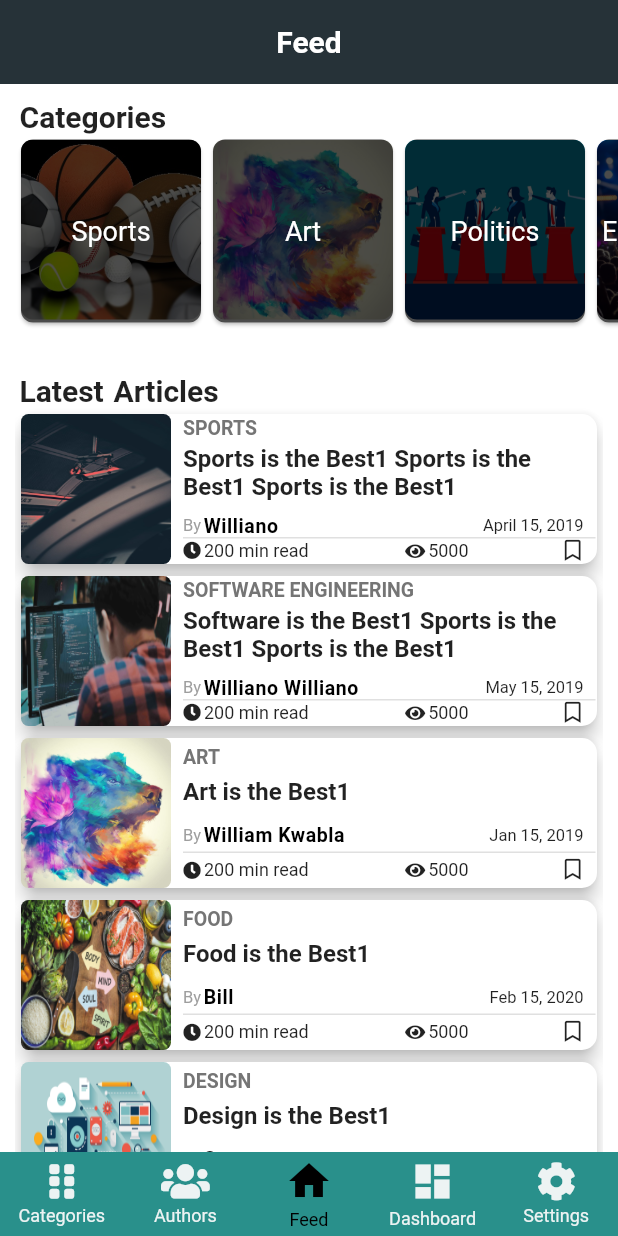
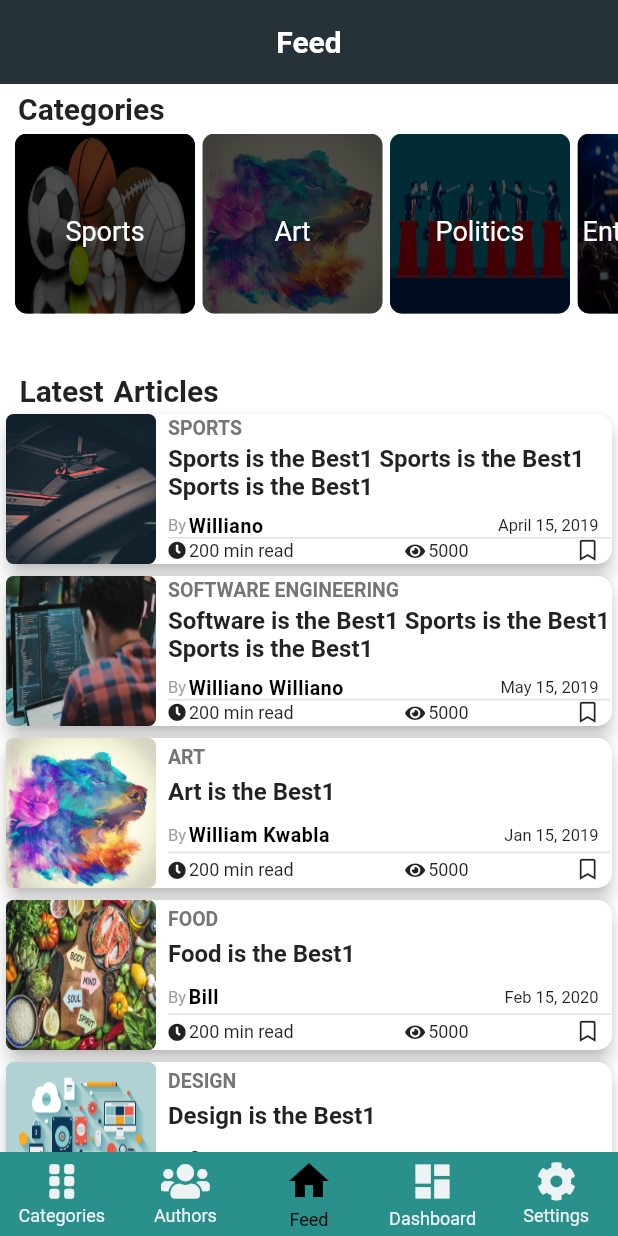
Before and after one commit to Williano/Bona-Blog-Mobile, a Flutter app: the screen it shows after launch, on a phone screen of 412 x 824 dp. Run offline on Flutter 3.47's test engine with Material 2 defaults, Android fonts, the phone set to English and light mode, and no system bars; drawn by our look-alikes of persistent_bottom_nav_bar; our stand-ins replace font_awesome_flutter; Roboto replaces fonts that are missing (Georgia, Hind).

Commit message:
Update UI

```diff
--- a/lib/screens/feed_screen.dart
+++ b/lib/screens/feed_screen.dart
@@ -27,18 +27,15 @@ class _FeedScreenState extends State<FeedScreen> {
   @override
   Widget build(BuildContext context) {
     return Scaffold(
-        backgroundColor: Theme.of(context).backgroundColor,
       appBar:
           customAppBar(context: context, showBackArrow: false, title: "Feed"),
-        body: Container(
-            color: Theme.of(context).backgroundColor,
-            child: Padding(
-              padding: const EdgeInsets.only(top: 10.0),
+      body: Padding(
+        padding: const EdgeInsets.only(top: 5.0),
         child: Column(
           crossAxisAlignment: CrossAxisAlignment.start,
           children: <Widget>[
             Padding(
-                      padding: const EdgeInsets.only(left: 13.0),
+                padding: const EdgeInsets.only(left: 12.0, bottom: 5.0),
                 child: Row(
                   children: <Widget>[
                     _customTitle(context: context, title: "Categories"),
@@ -46,9 +43,8 @@ class _FeedScreenState extends State<FeedScreen> {
                 )),
             Container(
                 height: 130.0,
-                      color: Theme.of(context).backgroundColor,
-                      child:
-                          _horizontalCategoriesListBuilder(context: context)),
+                // color: Theme.of(context).backgroundColor,
+                child: _horizontalCategoriesListBuilder(context: context)),
             SizedBox(
               height: 30.0,
             ),
@@ -56,21 +52,17 @@ class _FeedScreenState extends State<FeedScreen> {
               padding: const EdgeInsets.symmetric(horizontal: 13.0),
               child: Row(
                 children: <Widget>[
-                        _customTitle(
-                            context: context, title: "Latest Articles"),
+                  _customTitle(context: context, title: "Latest Articles"),
                 ],
               ),
             ),
             Expanded(
-                    child: Padding(
-                      padding: const EdgeInsets.only(left: 10.0, right: 10.0),
-                      child: articleListView(
-                          context: context, articles: _articles),
-                    ),
+              child: articleListView(context: context, articles: _articles),
             )
           ],
         ),
-            )));
+      ),
+    );
   }
 
   Widget _customTitle(
@@ -113,9 +105,10 @@ class _FeedScreenState extends State<FeedScreen> {
   }
 
   Widget _categoryCard({BuildContext context, int categoryIndex}) {
-    return Card(
-      shape: RoundedRectangleBorder(borderRadius: BorderRadius.circular(8.0)),
+    return Padding(
+      padding: const EdgeInsets.only(right: 5.0),
       child: Stack(
+        overflow: Overflow.clip,
         children: <Widget>[
           ClipRRect(
             borderRadius: BorderRadius.circular(8.0),
@@ -123,14 +116,15 @@ class _FeedScreenState extends State<FeedScreen> {
               height: 120.0,
               width: 120.0,
               image: AssetImage("${_categories[categoryIndex].imageURL}"),
-              fit: BoxFit.cover,
+              fit: BoxFit.fill,
             ),
           ),
           Container(
             width: 120.0,
+            height: 120.0,
             decoration: BoxDecoration(
                 borderRadius: BorderRadius.circular(8.0),
-                color: Colors.black.withOpacity(0.7)),
+                color: Theme.of(context).primaryColorDark.withOpacity(0.7)),
           ),
           Positioned(
             top: 20.0,
@@ -154,4 +148,48 @@ class _FeedScreenState extends State<FeedScreen> {
       ),
     );
   }
+
+  // Widget _categoryCard({BuildContext context, int categoryIndex}) {
+  //   return Card(
+  //     shape: RoundedRectangleBorder(borderRadius: BorderRadius.circular(8.0)),
+  //     child: Stack(
+  //       overflow: Overflow.clip,
+  //       children: <Widget>[
+  //         ClipRRect(
+  //           borderRadius: BorderRadius.circular(8.0),
+  //           child: Image(
+  //             height: 120.0,
+  //             width: 120.0,
+  //             image: AssetImage("${_categories[categoryIndex].imageURL}"),
+  //             fit: BoxFit.fill,
+  //           ),
+  //         ),
+  //         Container(
+  //           width: 120.0,
+  //           decoration: BoxDecoration(
+  //               borderRadius: BorderRadius.circular(8.0),
+  //               color: Theme.of(context).primaryColorDark.withOpacity(0.7)),
+  //         ),
+  //         Positioned(
+  //           top: 20.0,
+  //           left: 3.0,
+  //           right: 3.0,
+  //           bottom: 20.0,
+  //           child: Center(
+  //             child: Text(
+  //               "${_categories[categoryIndex].name}",
+  //               textAlign: TextAlign.center,
+  //               maxLines: 2,
+  //               overflow: TextOverflow.ellipsis,
+  //               style: TextStyle(
+  //                   fontWeight: FontWeight.w400,
+  //                   color: Theme.of(context).primaryColorLight,
+  //                   fontSize: 18.0),
+  //             ),
+  //           ),
+  //         ),
+  //       ],
+  //     ),
+  //   );
+  // }
 }
```
Lines whose indentation alone changed are shown as unchanged.
